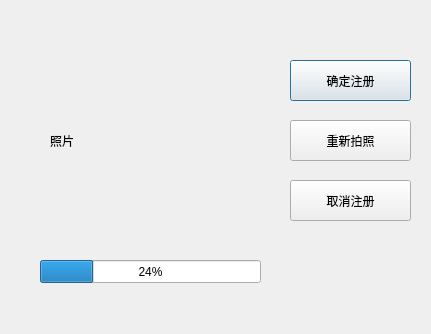
Before: the Qt Designer form Client/ui_design/register_win.ui in ApplauseWow/GraduationProject, drawn with Qt 5.
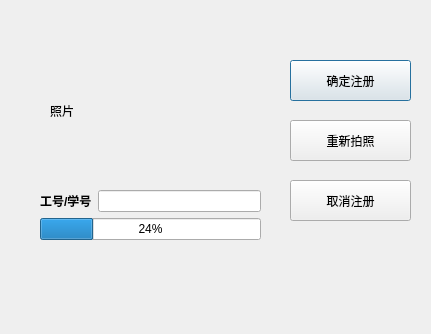
After: the same form once the commit is applied.

The edit to the form file:
```diff
--- a/Client/ui_design/register_win.ui
+++ b/Client/ui_design/register_win.ui
@@ -52,26 +52,13 @@
     <string>取消注册</string>
    </property>
   </widget>
-  <widget class="QProgressBar" name="process">
-   <property name="geometry">
-    <rect>
-     <x>40</x>
-     <y>260</y>
-     <width>221</width>
-     <height>23</height>
-    </rect>
-   </property>
-   <property name="value">
-    <number>24</number>
-   </property>
-  </widget>
   <widget class="QLabel" name="capture_pic">
    <property name="geometry">
     <rect>
      <x>50</x>
-     <y>70</y>
+     <y>50</y>
      <width>201</width>
-     <height>141</height>
+     <height>121</height>
     </rect>
    </property>
    <property name="sizePolicy">
@@ -84,6 +71,47 @@
     <string>照片</string>
    </property>
   </widget>
+  <widget class="QWidget" name="formLayoutWidget">
+   <property name="geometry">
+    <rect>
+     <x>40</x>
+     <y>190</y>
+     <width>221</width>
+     <height>62</height>
+    </rect>
+   </property>
+   <layout class="QFormLayout" name="formLayout">
+    <property name="labelAlignment">
+     <set>Qt::AlignLeading|Qt::AlignLeft|Qt::AlignVCenter</set>
+    </property>
+    <property name="formAlignment">
+     <set>Qt::AlignLeading|Qt::AlignLeft|Qt::AlignTop</set>
+    </property>
+    <item row="0" column="0">
+     <widget class="QLabel" name="Label">
+      <property name="font">
+       <font>
+        <weight>75</weight>
+        <bold>true</bold>
+       </font>
+      </property>
+      <property name="text">
+       <string>工号/学号</string>
+      </property>
+     </widget>
+    </item>
+    <item row="0" column="1">
+     <widget class="QLineEdit" name="input_id"/>
+    </item>
+    <item row="1" column="0" colspan="2">
+     <widget class="QProgressBar" name="process">
+      <property name="value">
+       <number>24</number>
+      </property>
+     </widget>
+    </item>
+   </layout>
+  </widget>
  </widget>
  <resources/>
  <connections/>
```
